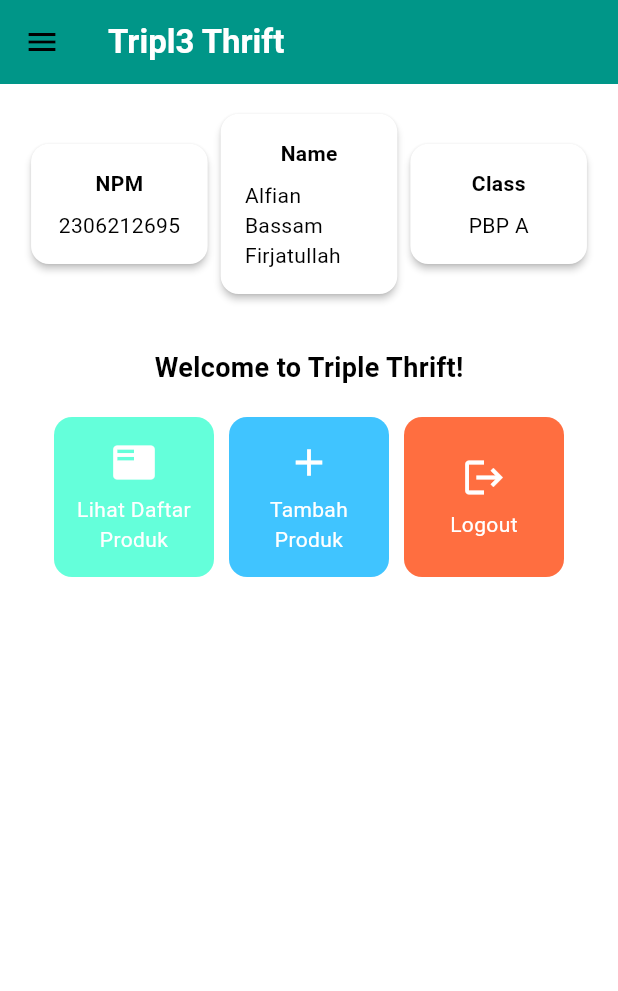
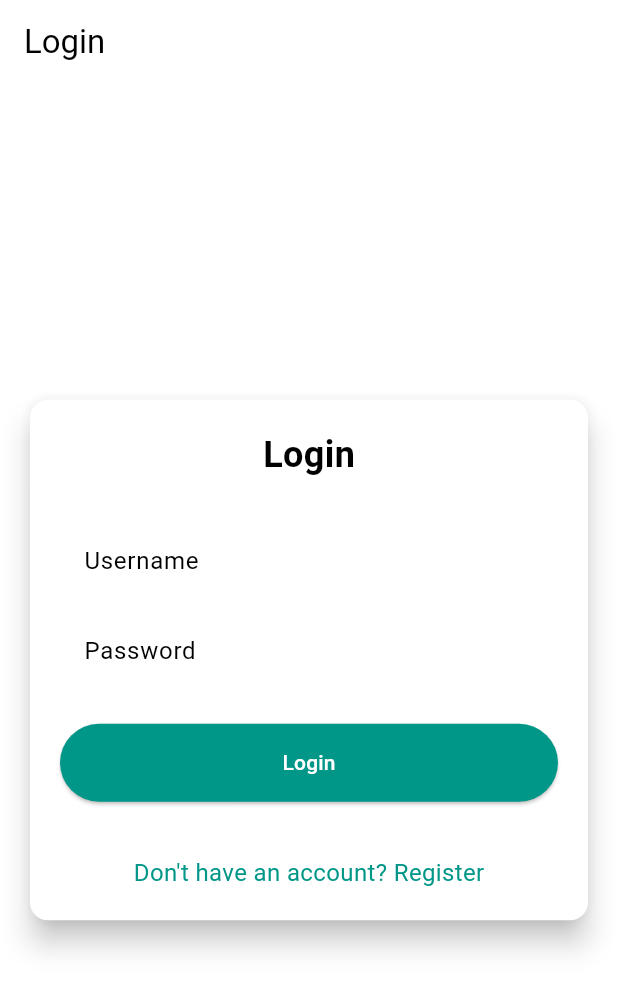
Before and after one commit to AlfianFirja/triple-thrift-mobile, a Flutter app: the screen it shows after launch, on a phone screen of 412 x 824 dp. Shown: the top 991 px of the screen. Run offline on Flutter 3.47's test engine with Material 3 defaults, Android fonts, the phone set to English and light mode, and no system bars; missing offline and left inert: pbp_django_auth.

Commit message:
Tugas9:Selesai

```diff
--- a/lib/main.dart
+++ b/lib/main.dart
@@ -1,6 +1,10 @@
 // main.dart
 import 'package:flutter/material.dart';
+import 'package:triple_thrift_mob/screens/login.dart';
 import 'package:triple_thrift_mob/screens/menu.dart';
+import 'package:pbp_django_auth/pbp_django_auth.dart';
+import 'package:provider/provider.dart';
+// import 'package:triple_thrift_mob/screens/login.dart';
 
 void main() {
   runApp(const MyApp());
@@ -11,18 +15,23 @@
 
   @override
   Widget build(BuildContext context) {
-    return MaterialApp(
-      title: 'Triple Thrift',
-      theme: ThemeData(
-        colorScheme: ColorScheme.fromSwatch(
-          primarySwatch: Colors.teal, // Menggunakan teal sebagai primary
-        ).copyWith(
-          secondary: Colors.lightBlue, // Menggunakan light blue sebagai secondary
+    return Provider(
+      create: (_) {
+        CookieRequest request = CookieRequest();
+        return request;
+      },
+      child: MaterialApp(
+        title: 'Triple Thrift',
+        theme: ThemeData(
+          useMaterial3: true,
+          colorScheme: ColorScheme.fromSwatch(
+            primarySwatch: Colors.teal, // Menggunakan teal sebagai primary
+          ).copyWith(
+            secondary: Colors.lightBlue,), // Menggunakan light blue sebagai secondary
+            scaffoldBackgroundColor: Colors.white, // Warna latar belakang putih
         ),
-        scaffoldBackgroundColor: Colors.white, // Warna latar belakang putih
-        useMaterial3: true,
-      ),
-      home: MyHomePage(),
+        home: const LoginPage(),
+      )
     );
   }
 }
--- /dev/null
+++ b/lib/screens/login.dart
@@ -0,0 +1,196 @@
+import 'package:flutter/material.dart';
+import 'package:pbp_django_auth/pbp_django_auth.dart';
+import 'package:provider/provider.dart';
+import 'package:triple_thrift_mob/screens/menu.dart'; // Pastikan ini diimpor jika dibutuhkan
+import 'package:triple_thrift_mob/screens/register.dart';
+
+void main() {
+  runApp(const LoginApp());
+}
+
+class LoginApp extends StatelessWidget {
+  const LoginApp({super.key});
+
+  @override
+  Widget build(BuildContext context) {
+    return Provider(
+      create: (_) {
+        CookieRequest request = CookieRequest();
+        return request;
+      },
+      child: MaterialApp(
+        title: 'Login',
+        theme: ThemeData(
+          useMaterial3: true,
+          colorScheme: ColorScheme.fromSwatch(
+            primarySwatch:
+                Colors.teal, // Sesuaikan dengan warna primer yang Anda inginkan
+          ).copyWith(
+            secondary: Colors
+                .lightBlue, // Sesuaikan dengan warna sekunder yang Anda inginkan
+          ),
+        ),
+        home: const LoginPage(),
+      ),
+    );
+  }
+}
+
+class LoginPage extends StatefulWidget {
+  const LoginPage({super.key});
+
+  @override
+  State<LoginPage> createState() => _LoginPageState();
+}
+
+class _LoginPageState extends State<LoginPage> {
+  final TextEditingController _usernameController = TextEditingController();
+  final TextEditingController _passwordController = TextEditingController();
+
+  @override
+  Widget build(BuildContext context) {
+    final request = context.watch<CookieRequest>();
+
+    return Scaffold(
+      appBar: AppBar(
+        title: const Text('Login'),
+      ),
+      body: Center(
+        child: SingleChildScrollView(
+          padding: const EdgeInsets.all(16.0),
+          child: Card(
+            elevation: 8,
+            shape: RoundedRectangleBorder(
+              borderRadius: BorderRadius.circular(12.0),
+            ),
+            child: Padding(
+              padding: const EdgeInsets.all(20.0),
+              child: Column(
+                mainAxisSize: MainAxisSize.min,
+                children: [
+                  const Text(
+                    'Login',
+                    style: TextStyle(
+                      fontSize: 24.0,
+                      fontWeight: FontWeight.bold,
+                    ),
+                  ),
+                  const SizedBox(height: 30.0),
+                  TextField(
+                    controller: _usernameController,
+                    decoration: const InputDecoration(
+                      labelText: 'Username',
+                      hintText: 'Enter your username',
+                      border: OutlineInputBorder(
+                        borderRadius: BorderRadius.all(Radius.circular(12.0)),
+                      ),
+                      contentPadding:
+                          EdgeInsets.symmetric(horizontal: 12.0, vertical: 8.0),
+                    ),
+                  ),
+                  const SizedBox(height: 12.0),
+                  TextField(
+                    controller: _passwordController,
+                    decoration: const InputDecoration(
+                      labelText: 'Password',
+                      hintText: 'Enter your password',
+                      border: OutlineInputBorder(
+                        borderRadius: BorderRadius.all(Radius.circular(12.0)),
+                      ),
+                      contentPadding:
+                          EdgeInsets.symmetric(horizontal: 12.0, vertical: 8.0),
+                    ),
+                    obscureText: true,
+                  ),
+                  const SizedBox(height: 24.0),
+                  ElevatedButton(
+                    onPressed: () async {
+                      String username = _usernameController.text;
+                      String password = _passwordController.text;
+
+                      // Cek kredensial
+                      // TODO: Ganti URL dan jangan lupa tambahkan trailing slash (/) di akhir URL!
+                      // Untuk menyambungkan Android emulator dengan Django pada localhost,
+                      // gunakan URL http://10.0.2.2/
+                      final response = await request.login(
+                        "http://127.0.0.1:8000/auth/login/", // Ganti dengan URL login yang sesuai
+                        {
+                          'username': username,
+                          'password': password,
+                        },
+                      );
+
+                      if (request.loggedIn) {
+                        String message = response['message'];
+                        String uname = response['username'];
+                        if (context.mounted) {
+                          Navigator.pushReplacement(
+                            context,
+                            MaterialPageRoute(
+                              builder: (context) => MyHomePage(),
+                            ),
+                          );
+                          ScaffoldMessenger.of(context)
+                            ..hideCurrentSnackBar()
+                            ..showSnackBar(
+                              SnackBar(
+                                content:
+                                    Text("$message Selamat datang, $uname."),
+                              ),
+                            );
+                        }
+                      } else {
+                        if (context.mounted) {
+                          showDialog(
+                            context: context,
+                            builder: (context) => AlertDialog(
+                              title: const Text('Login Gagal'),
+                              content: Text(response['message']),
+                              actions: [
+                                TextButton(
+                                  child: const Text('OK'),
+                                  onPressed: () {
+                                    Navigator.pop(context);
+                                  },
+                                ),
+                              ],
+                            ),
+                          );
+                        }
+                      }
+                    },
+                    style: ElevatedButton.styleFrom(
+                      foregroundColor: Colors.white,
+                      minimumSize: Size(double.infinity, 50),
+                      backgroundColor: Theme.of(context).colorScheme.primary,
+                      padding: const EdgeInsets.symmetric(vertical: 16.0),
+                    ),
+                    child: const Text('Login'),
+                  ),
+                  const SizedBox(height: 36.0),
+                  GestureDetector(
+                    onTap: () {
+                      Navigator.push(
+                        context,
+                        MaterialPageRoute(
+                          builder: (context) => const RegisterPage(),
+                        ),
+                      );
+                    },
+                    child: Text(
+                      'Don\'t have an account? Register',
+                      style: TextStyle(
+                        color: Theme.of(context).colorScheme.primary,
+                        fontSize: 16.0,
+                      ),
+                    ),
+                  ),
+                ],
+              ),
+            ),
+          ),
+        ),
+      ),
+    );
+  }
+}
--- a/pubspec.yaml
+++ b/pubspec.yaml
@@ -35,6 +35,9 @@
   # The following adds the Cupertino Icons font to your application.
   # Use with the CupertinoIcons class for iOS style icons.
   cupertino_icons: ^1.0.8
+  provider: ^6.1.2
+  pbp_django_auth: ^0.4.0
+  http: ^1.2.2
 
 dev_dependencies:
   flutter_test:
```
Also changed, not shown: lib/models/product_entry.dart (added, +61 -0 lines), lib/screens/list_productentry.dart (added, +87 -0 lines), lib/screens/productentry_form.dart (+44 -64 lines), lib/screens/register.dart (added, +166 -0 lines), lib/widgets/left_drawer.dart (+13 -0 lines), lib/widgets/product_card.dart (+37 -2 lines), pubspec.lock, 3 other files.
